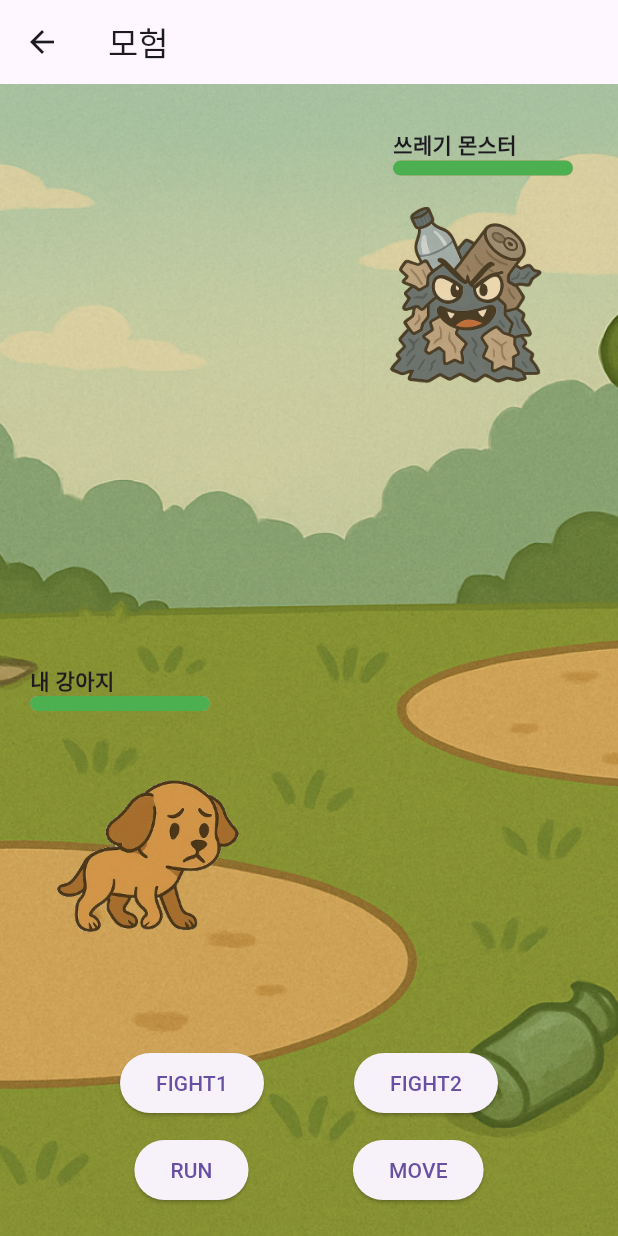
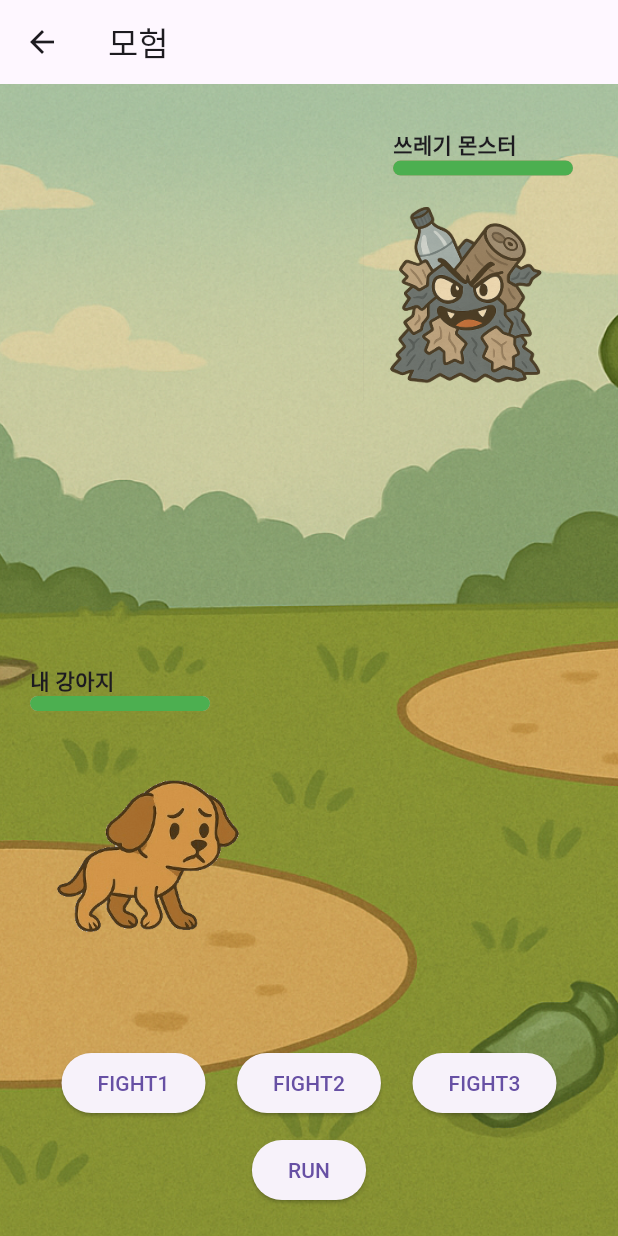
Before and after one commit to MuHaRVEY/CBNU_Capstone_Design_2025_ReBoot, a Flutter app: the AdventurePage screen opened directly with empty values, after a tap on "배틀 시작", on a phone screen of 412 x 824 dp. Run offline on Flutter 3.47's test engine with Material 3 defaults, Android fonts, the light colour scheme and no system bars; our stand-ins replace firebase_auth, firebase_core, firebase_database, firebase_storage, flutter_tts, google_maps_flutter and 3 more; missing offline and left inert: flutter_polyline_points; accounts and stored records are empty; generated files the repository leaves out were written again.

Commit message:
게임 코드 개선 및 추가 1. fight2에서 쓰레기를 다 넣어도 쓰레기통이 사라지지 않던 버그 수정. 2. fight3 패턴 추가. 몬스터가 제시하는 순서에 맞게 모든 쓰레기를 쓰레기통에 버려야함!

```diff
--- a/capstonedesign/lib/adventurepage.dart
+++ b/capstonedesign/lib/adventurepage.dart
@@ -21,6 +21,11 @@ class _AdventurePageState extends State<AdventurePage> {
   bool binDropped = false;
   late String petImagePath;
   bool isMonsterAttacked = false;
+
+  List<String> memorySequence = [];
+  List<String> memoryOptions = [];
+  int memoryCurrentIndex = 0;
+  bool showMemoryChallengeUIFlag = false;
 
   @override
   void initState() {
@@ -65,6 +70,35 @@ class _AdventurePageState extends State<AdventurePage> {
     });
   }
 
+  void startMemoryChallenge() {
+    final random = Random();
+    final available = List.generate(10, (index) => 'assets/images/t${index + 1}.png');
+    available.shuffle();
+
+    memorySequence = available.take(4).toList();
+    memoryOptions = List.from(memorySequence)..addAll(available.skip(4).take(4));
+    memoryOptions.shuffle();
+    memoryCurrentIndex = 0;
+
+    showDialog(
+      context: context,
+      builder: (context) => AlertDialog(
+        title: Text('쓰레기 기억해!'),
+        content: Column(
+          mainAxisSize: MainAxisSize.min,
+          children: memorySequence.map((path) => Image.asset(path, width: 60)).toList(),
+        ),
+      ),
+    );
+
+    Timer(Duration(seconds: 3), () {
+      Navigator.pop(context);
+      setState(() {
+        showMemoryChallengeUIFlag = true;
+      });
+    });
+  }
+
   void startTrashDropChallenge() {
     final random = Random();
     final available = List.generate(10, (index) => 'assets/images/t${index + 1}.png');
@@ -102,7 +136,7 @@ class _AdventurePageState extends State<AdventurePage> {
       child: Draggable<String>(
         data: path,
         feedback: Image.asset(path, width: 60),
-        childWhenDragging: Opacity(opacity: 0.3, child: Image.asset(path, width: 60)),
+        childWhenDragging: SizedBox.shrink(),
         child: Image.asset(path, width: 60),
       ),
     );
@@ -130,7 +164,10 @@ class _AdventurePageState extends State<AdventurePage> {
                   updated.add(_createAnimatedTrash(path, left));
                 }
 
-                updated.add(_createAnimatedBin((screenWidth - 100) / 2));
+                // FIGHT2가 끝나도 안 사라지길래 IF문으로 추가하여 넣었음
+                if (trashList.isNotEmpty) {
+                  updated.add(_createAnimatedBin((screenWidth - 100) / 2));
+                }
                 trashWidgets = updated;
 
                 if (trashList.isEmpty) {
@@ -149,128 +186,6 @@ class _AdventurePageState extends State<AdventurePage> {
           ),
         );
       },
-    );
-  }
-
-  @override
-  Widget build(BuildContext context) {
-    return Scaffold(
-      appBar: AppBar(title: Text('모험')),
-      body: hasMonster
-          ? inBattle
-          ? buildBattleView()
-          : buildMonsterEncounter()
-          : Center(child: Text('주변에 몬스터가 없습니다.')),
-    );
-  }
-
-  Widget buildMonsterEncounter() {
-    return Center(
-      child: Column(
-        mainAxisAlignment: MainAxisAlignment.center,
-        children: [
-          Image.asset('assets/images/trash_monster.png', width: 200, height: 200),
-          SizedBox(height: 20),
-          ElevatedButton(
-            onPressed: startBattle,
-            child: Text('배틀 시작'),
-          ),
-        ],
-      ),
-    );
-  }
-
-  Widget buildBattleView() {
-    final screenWidth = MediaQuery.of(context).size.width;
-
-    return Stack(
-      children: [
-        Positioned.fill(
-          child: Image.asset(
-            'assets/images/battle_background.png',
-            fit: BoxFit.cover,
-          ),
-        ),
-        Positioned(
-          top: 30,
-          right: 30,
-          child: Column(
-            crossAxisAlignment: CrossAxisAlignment.end,
-            children: [
-              buildHpBar(monsterHp / 3, label: '쓰레기 몬스터'),
-              SizedBox(height: 10),
-              Stack(
-                children: [
-                  Image.asset(
-                    'assets/images/trash_monster.png',
-                    width: 140,
-                    height: 140,
-                  ),
-                  if (isMonsterAttacked)
-                    Positioned(
-                      top: 0,
-                      left: 0,
-                      child: Image.asset(
-                        'assets/images/trash_monster_attacked.png',
-                        width: 140,
-                        height: 140,
-                      ),
-                    ),
-                ],
-              ),
-            ],
-          ),
-        ),
-        Positioned(
-          bottom: 180,
-          left: 20,
-          child: Column(
-            crossAxisAlignment: CrossAxisAlignment.start,
-            children: [
-              buildHpBar(playerHp / 3, label: '내 강아지'),
-              SizedBox(height: 10),
-              Image.asset(
-                petImagePath,
-                width: 160,
-                height: 160,
-              ),
-            ],
-          ),
-        ),
-        ...trashWidgets,
-        Align(
-          alignment: Alignment.bottomCenter,
-          child: Padding(
-            padding: const EdgeInsets.all(20.0),
-            child: Column(
-              mainAxisSize: MainAxisSize.min,
-              children: [
-                Row(
-                  mainAxisAlignment: MainAxisAlignment.spaceEvenly,
-                  children: [
-                    ElevatedButton(
-                      onPressed: () => startTapChallenge(),
-                      child: Text('FIGHT1'),
-                    ),
-                    ElevatedButton(
-                      onPressed: () => startTrashDropChallenge(),
-                      child: Text('FIGHT2'),
-                    ),
-                  ],
-                ),
-                SizedBox(height: 10),
-                Row(
-                  mainAxisAlignment: MainAxisAlignment.spaceEvenly,
-                  children: [
-                    ElevatedButton(onPressed: endBattle, child: Text('RUN')),
-                    ElevatedButton(onPressed: () {}, child: Text('MOVE')),
-                  ],
-                ),
-              ],
-            ),
-          ),
-        ),
-      ],
     );
   }
 
@@ -360,4 +275,173 @@ class _AdventurePageState extends State<AdventurePage> {
       ],
     );
   }
+
+  Widget buildMonsterEncounter() {
+    return Center(
+      child: Column(
+        mainAxisAlignment: MainAxisAlignment.center,
+        children: [
+          Image.asset('assets/images/trash_monster.png', width: 200, height: 200),
+          SizedBox(height: 20),
+          ElevatedButton(
+            onPressed: startBattle,
+            child: Text('배틀 시작'),
+          ),
+        ],
+      ),
+    );
+  }
+
+  Widget buildBattleView() {
+    final screenWidth = MediaQuery.of(context).size.width;
+
+    return Stack(
+      children: [
+        Positioned.fill(
+          child: Image.asset(
+            'assets/images/battle_background.png',
+            fit: BoxFit.cover,
+          ),
+        ),
+        Positioned(
+          top: 30,
+          right: 30,
+          child: Column(
+            crossAxisAlignment: CrossAxisAlignment.end,
+            children: [
+              buildHpBar(monsterHp / 3, label: '쓰레기 몬스터'),
+              SizedBox(height: 10),
+              Stack(
+                children: [
+                  Image.asset(
+                    'assets/images/trash_monster.png',
+                    width: 140,
+                    height: 140,
+                  ),
+                  if (isMonsterAttacked)
+                    Positioned(
+                      top: 0,
+                      left: 0,
+                      child: Image.asset(
+                        'assets/images/trash_monster_attacked.png',
+                        width: 140,
+                        height: 140,
+                      ),
+                    ),
+                ],
+              ),
+            ],
+          ),
+        ),
+        Positioned(
+          bottom: 180,
+          left: 20,
+          child: Column(
+            crossAxisAlignment: CrossAxisAlignment.start,
+            children: [
+              buildHpBar(playerHp / 3, label: '내 강아지'),
+              SizedBox(height: 10),
+              Image.asset(
+                petImagePath,
+                width: 160,
+                height: 160,
+              ),
+            ],
+          ),
+        ),
+        if (showMemoryChallengeUIFlag) ...[
+          Positioned(
+            bottom: 220,
+            left: 20,
+            child: Wrap(
+              spacing: 12,
+              children: memoryOptions.map((path) {
+                return Draggable<String>(
+                  data: path,
+                  feedback: Image.asset(path, width: 60),
+                  childWhenDragging: Opacity(opacity: 0.3, child: Image.asset(path, width: 60)),
+                  child: Image.asset(path, width: 60),
+                );
+              }).toList(),
+            ),
+          ),
+          Positioned(
+            bottom: 140,
+            left: screenWidth / 2 - 50,
+            child: DragTarget<String>(
+              onWillAccept: (data) => true,
+              onAccept: (data) {
+                if (data == memorySequence[memoryCurrentIndex]) {
+                  setState(() {
+                    memoryOptions.remove(data);
+                    memoryCurrentIndex++;
+
+                    if (memoryCurrentIndex >= memorySequence.length) {
+                      monsterHp = (monsterHp - 1).clamp(0, 3);
+                      showMemoryChallengeUIFlag = false;
+                      showMonsterAttackedEffect();
+                    }
+                  });
+                } else {
+                  setState(() {
+                    playerHp = (playerHp - 1).clamp(0, 3);
+                    showMemoryChallengeUIFlag = false;
+                  });
+                }
+
+                if (monsterHp <= 0 || playerHp <= 0) {
+                  setState(() {
+                    hasMonster = false;
+                    inBattle = false;
+                  });
+                }
+              },
+              builder: (context, candidateData, rejectedData) {
+                return Image.asset('assets/images/trashbin.png', width: 100);
+              },
+            ),
+          ),
+        ],
+        Align(
+          alignment: Alignment.bottomCenter,
+          child: Padding(
+            padding: const EdgeInsets.all(20.0),
+            child: Column(
+              mainAxisSize: MainAxisSize.min,
+              children: [
+                Row(
+                  mainAxisAlignment: MainAxisAlignment.spaceEvenly,
+                  children: [
+                    ElevatedButton(onPressed: startTapChallenge, child: Text('FIGHT1')),
+                    ElevatedButton(onPressed: startTrashDropChallenge, child: Text('FIGHT2')),
+                    ElevatedButton(onPressed: startMemoryChallenge, child: Text('FIGHT3')),
+                  ],
+                ),
+                SizedBox(height: 10),
+                Row(
+                  mainAxisAlignment: MainAxisAlignment.spaceEvenly,
+                  children: [
+                    ElevatedButton(onPressed: endBattle, child: Text('RUN')),
+                  ],
+                ),
+              ],
+            ),
+          ),
+        ),
+        ...trashWidgets,
+      ],
+    );
+  }
+
+  @override
+  Widget build(BuildContext context) {
+    return Scaffold(
+      appBar: AppBar(title: Text('모험')),
+      body: hasMonster
+          ? inBattle
+          ? buildBattleView()
+          : buildMonsterEncounter()
+          : Center(child: Text('주변에 몬스터가 없습니다.')),
+    );
+  }
 }
```
